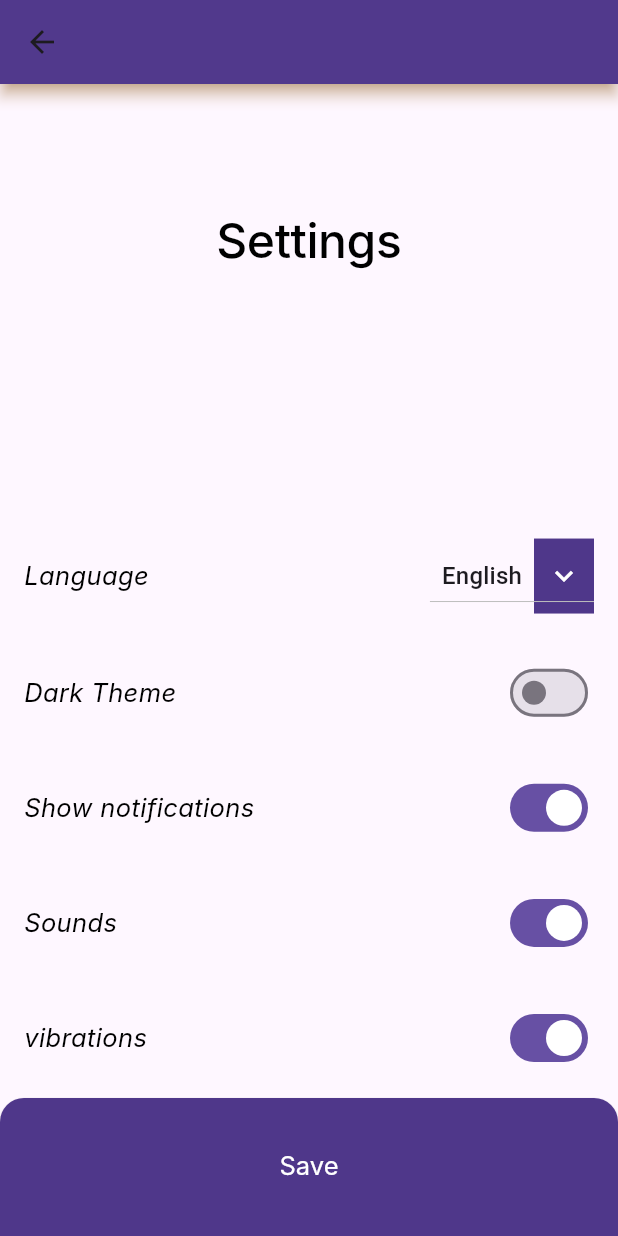
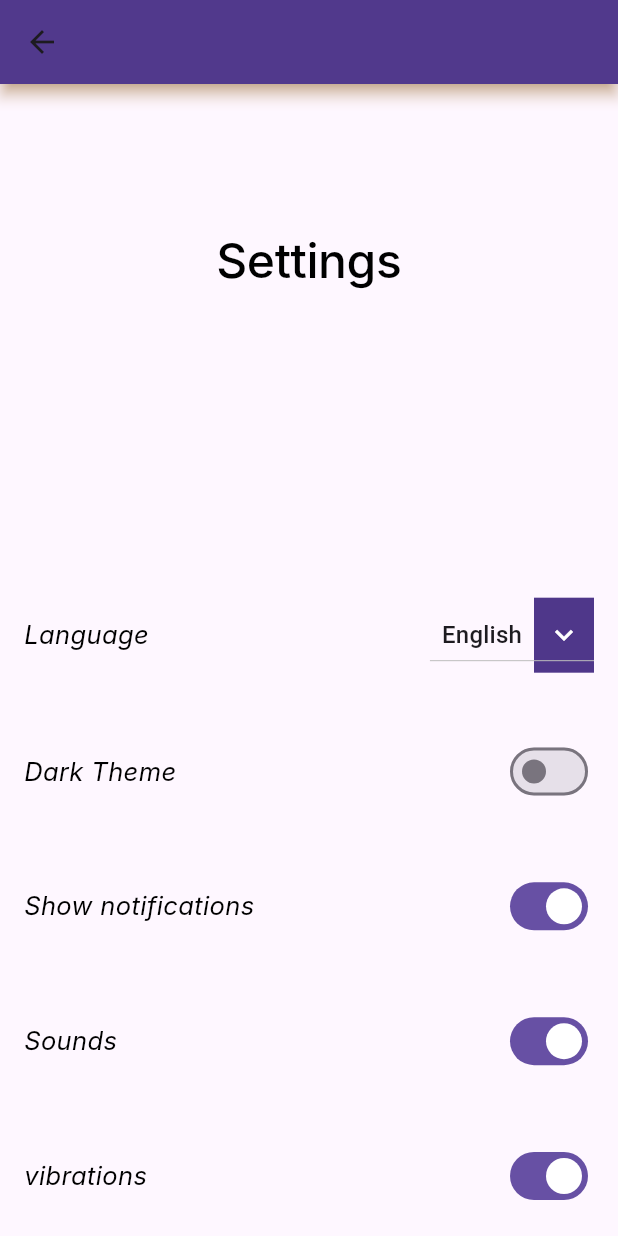
Before and after one commit to AmgadAbdsalam/forkapp, a Flutter app: the SettingView screen opened by its route, on a phone screen of 412 x 824 dp. Run offline on Flutter 3.47's test engine with Material 3 defaults, Android fonts, the phone set to English and light mode, and no system bars; our stand-ins replace dartz, dio, flutter_bloc, flutter_riverpod, flutter_svg, freezed_annotation and 6 more; accounts and stored records are empty; generated files the repository leaves out were written again; Roboto replaces fonts that are missing (Inter).

Commit message:
edit setting view

```diff
--- a/lib/presntation/setting/view/setting_view.dart
+++ b/lib/presntation/setting/view/setting_view.dart
@@ -1,5 +1,4 @@
 import 'package:flutter/material.dart';
-import 'package:responsive/presntation/setting/view/widgets/save_button.dart';
 import 'package:responsive/presntation/setting/view/widgets/setting_selection.dart';
 
 class SettingView extends StatelessWidget {
@@ -9,11 +8,7 @@ class SettingView extends StatelessWidget {
   Widget build(BuildContext context) {
     return Scaffold(
       appBar: AppBar(),
-      body: const Column(
-        mainAxisAlignment: MainAxisAlignment.spaceBetween,
-        mainAxisSize: MainAxisSize.max,
-        children: [Expanded(child: SettingSelection()), SaveButton()],
-      ),
+      body: const Expanded(child: SettingSelection())
     );
   }
 }
```
